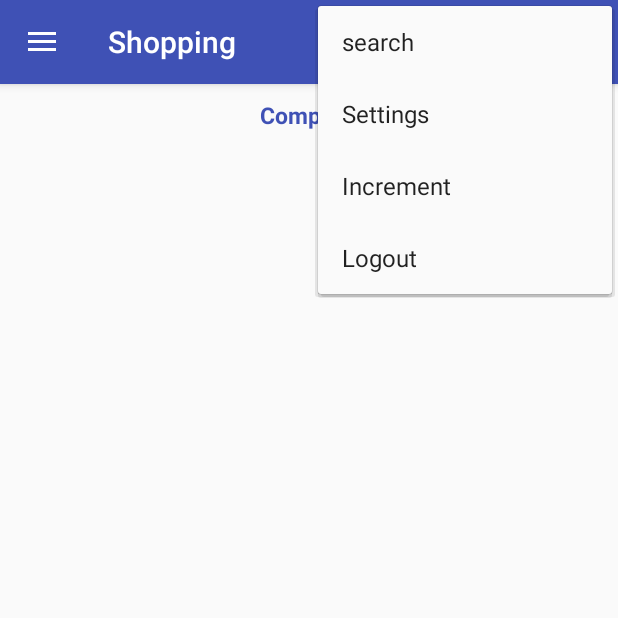
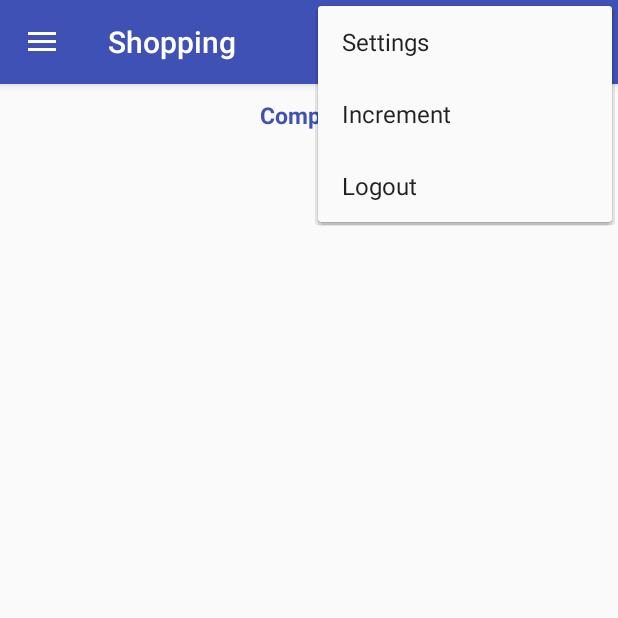
Before and after one commit to axarlotwala/Shopping, an Android app: the fragment DashboardFragment placed in its activity, with the options menu open, on a phone screen of 412 x 824 dp, the top half of it. Run offline under Robolectric (Android 15) with nearby library versions, the phone set to English and light mode, and no system bars; our stand-ins replace Firebase (no records; nobody signed in at launch, a user with empty details on screens opened directly), Volley; network calls fail.

Commit message:
update code

```diff
--- a/app/src/main/java/shopping/akshar/com/shopping/MainActivity.java
+++ b/app/src/main/java/shopping/akshar/com/shopping/MainActivity.java
@@ -58,17 +58,17 @@ public class MainActivity extends AppCompatActivity
     protected void onCreate(Bundle savedInstanceState) {
         super.onCreate(savedInstanceState);
         setContentView(R.layout.activity_main);
-        Toolbar toolbar = (Toolbar) findViewById(R.id.toolbar);
+        Toolbar toolbar = findViewById(R.id.toolbar);
         setSupportActionBar(toolbar);
 
 
-        DrawerLayout drawer = (DrawerLayout) findViewById(R.id.drawer_layout);
+        DrawerLayout drawer = findViewById(R.id.drawer_layout);
         ActionBarDrawerToggle toggle = new ActionBarDrawerToggle(
                 this, drawer, toolbar, R.string.navigation_drawer_open, R.string.navigation_drawer_close);
         drawer.addDrawerListener(toggle);
         toggle.syncState();
 
-        NavigationView navigationView = (NavigationView) findViewById(R.id.nav_view);
+        NavigationView navigationView = findViewById(R.id.nav_view);
         navigationView.setNavigationItemSelectedListener(this);
 
         android.support.v4.app.FragmentManager manager = getSupportFragmentManager();
@@ -86,7 +86,7 @@ public class MainActivity extends AppCompatActivity
 
     @Override
     public void onBackPressed() {
-        DrawerLayout drawer = (DrawerLayout) findViewById(R.id.drawer_layout);
+        DrawerLayout drawer = findViewById(R.id.drawer_layout);
         if (drawer.isDrawerOpen(GravityCompat.START)) {
             drawer.closeDrawer(GravityCompat.START);
         } else {
@@ -134,9 +134,6 @@ public class MainActivity extends AppCompatActivity
 
         switch (item.getItemId()){
 
-            case R.id.search_view:
-                Toast.makeText(this,"search",Toast.LENGTH_SHORT).show();
-                break;
 
             case R.id.notification:
                 Toast.makeText(this,"Message",Toast.LENGTH_SHORT).show();
@@ -215,7 +212,7 @@ public class MainActivity extends AppCompatActivity
         }
 
 
-        DrawerLayout drawer = (DrawerLayout) findViewById(R.id.drawer_layout);
+        DrawerLayout drawer = findViewById(R.id.drawer_layout);
         drawer.closeDrawer(GravityCompat.START);
         return true;
     }
--- a/app/src/main/java/shopping/akshar/com/shopping/activity/RegisterActivity.java
+++ b/app/src/main/java/shopping/akshar/com/shopping/activity/RegisterActivity.java
@@ -166,7 +166,7 @@ public class RegisterActivity extends AppCompatActivity {
         }){
 
             @Override
-            protected Map<String, String> getParams() throws AuthFailureError {
+            protected Map<String, String> getParams() {
                 Map<String,String> params = new HashMap<>();
                 params.put("token",userid);
                 params.put("cust_email",email);
--- a/app/src/main/java/shopping/akshar/com/shopping/fragment/DashboardFragment.java
+++ b/app/src/main/java/shopping/akshar/com/shopping/fragment/DashboardFragment.java
@@ -8,12 +8,17 @@ import android.support.v7.widget.RecyclerView;
 import android.view.LayoutInflater;
 import android.view.View;
 import android.view.ViewGroup;
+import android.widget.Button;
+import android.widget.EditText;
 import android.widget.TextView;
+import android.widget.Toast;
 
+import com.android.volley.Request;
 import com.android.volley.RequestQueue;
 import com.android.volley.Response;
 import com.android.volley.VolleyError;
 import com.android.volley.toolbox.JsonArrayRequest;
+import com.android.volley.toolbox.StringRequest;
 import com.android.volley.toolbox.Volley;
 
 import org.json.JSONArray;
@@ -33,10 +38,11 @@ import shopping.akshar.com.shopping.pojo.Dashboardmodel;
  */
 public class DashboardFragment extends Fragment {
 
-    TextView brand_label;
+    TextView brand_label,result;
     RecyclerView brand_dashboard;
     List<Dashboardmodel> dashboardmodels;
     String Dashboard_url = "http://192.168.0.103/shopping/brand.php";
+    //String Search_Url = "http://192.168.0.103/shopping/brandSearch.php?brand_name="+search+"";
 
 
 
@@ -57,8 +63,11 @@ public class DashboardFragment extends Fragment {
         GridLayoutManager manager = new GridLayoutManager(getActivity(),3);
         brand_dashboard.setLayoutManager(manager);
 
+
         return view;
     }
+
+
 
     private void view_banner() {
 
--- a/app/src/main/java/shopping/akshar/com/shopping/fragment/IncrementFragment.java
+++ b/app/src/main/java/shopping/akshar/com/shopping/fragment/IncrementFragment.java
@@ -86,7 +86,7 @@ public class IncrementFragment extends Fragment {
         }){
 
             @Override
-            protected Map<String, String> getParams() throws AuthFailureError {
+            protected Map<String, String> getParams() {
                 Map<String,String> params = new HashMap<>();
                 params.put("token",userid);
 
--- a/app/src/main/java/shopping/akshar/com/shopping/fragment/ProductdetailFragment.java
+++ b/app/src/main/java/shopping/akshar/com/shopping/fragment/ProductdetailFragment.java
@@ -144,7 +144,7 @@ public class ProductdetailFragment extends Fragment {
             }){
 
                 @Override
-                protected Map<String, String> getParams() throws AuthFailureError {
+                protected Map<String, String> getParams() {
                     HashMap<String,String> params = new HashMap<>();
                     params.put("token",firebaseUser.getUid());
 
@@ -192,7 +192,7 @@ public class ProductdetailFragment extends Fragment {
             }){
 
                 @Override
-                protected Map<String, String> getParams() throws AuthFailureError {
+                protected Map<String, String> getParams() {
                     Map<String,String> params = new HashMap<>();
 
                             params.put("token", firebaseUser.getUid());  //Its a Reference Key Of User succesfull fetch
--- a/app/src/main/java/shopping/akshar/com/shopping/fragment/ProfileFragment.java
+++ b/app/src/main/java/shopping/akshar/com/shopping/fragment/ProfileFragment.java
@@ -150,7 +150,7 @@ public class ProfileFragment extends Fragment {
         }){
 
             @Override
-            protected Map<String, String> getParams() throws AuthFailureError {
+            protected Map<String, String> getParams() {
                 Map<String,String> params = new HashMap<>();
                 params.put("token",firebaseUser.getUid());
                 params.put("cust_name",name);
--- a/app/src/main/java/shopping/akshar/com/shopping/utlis/PreferenseManager.java
+++ b/app/src/main/java/shopping/akshar/com/shopping/utlis/PreferenseManager.java
@@ -47,10 +47,7 @@ public class PreferenseManager {
 
     public Boolean IsUserLoggedIn(){
         SharedPreferences sharedPreferences = mContext.getSharedPreferences(PREF_NAME,Context.MODE_PRIVATE);
-        if (sharedPreferences.getString(KEY_EMAIL,null)!= null) {
-            return true;
-        }
-        return false;
+        return sharedPreferences.getString(KEY_EMAIL, null) != null;
     }
 
     public Boolean IsLogout(){
--- a/app/src/main/res/layout/fragment_add_review.xml
+++ b/app/src/main/res/layout/fragment_add_review.xml
@@ -22,6 +22,7 @@
             android:layout_gravity="center"
             android:layout_marginTop="10dp"
             android:src="@drawable/bags" />
+
 
         <TextView
             android:id="@+id/r_productName"
--- a/app/src/main/res/layout/fragment_dashboard.xml
+++ b/app/src/main/res/layout/fragment_dashboard.xml
@@ -23,7 +23,6 @@
             android:textSize="15sp"
             android:gravity="center"/>
 
-
         <android.support.v7.widget.RecyclerView
             android:id="@+id/brand_dashboard"
             android:layout_width="match_parent"
@@ -32,5 +31,6 @@
         </android.support.v7.widget.RecyclerView>
 
 
+
     </LinearLayout>
 </FrameLayout>
--- a/app/src/main/res/menu/main.xml
+++ b/app/src/main/res/menu/main.xml
@@ -27,11 +27,4 @@
         android:title="Notification"
         android:icon="@drawable/ic_notifications_black_24dp"/>
 
-    <item
-        android:id="@+id/search_view"
-        android:title="search"
-        app:showAsAction="collapseActionView"
-        app:actionViewClass="android.support.v7.widget.SearchView"
-        android:icon="@drawable/search"/>
-
 </menu>
```
Also changed, not shown: app/src/main/java/shopping/akshar/com/shopping/adapter/Purchaseadaptor.java (+16 -12 lines), app/src/main/java/shopping/akshar/com/shopping/fragment/AddReviewFragment.java (+71 -6 lines), app/src/main/res/layout/purchase.xml (+7 -5 lines).
